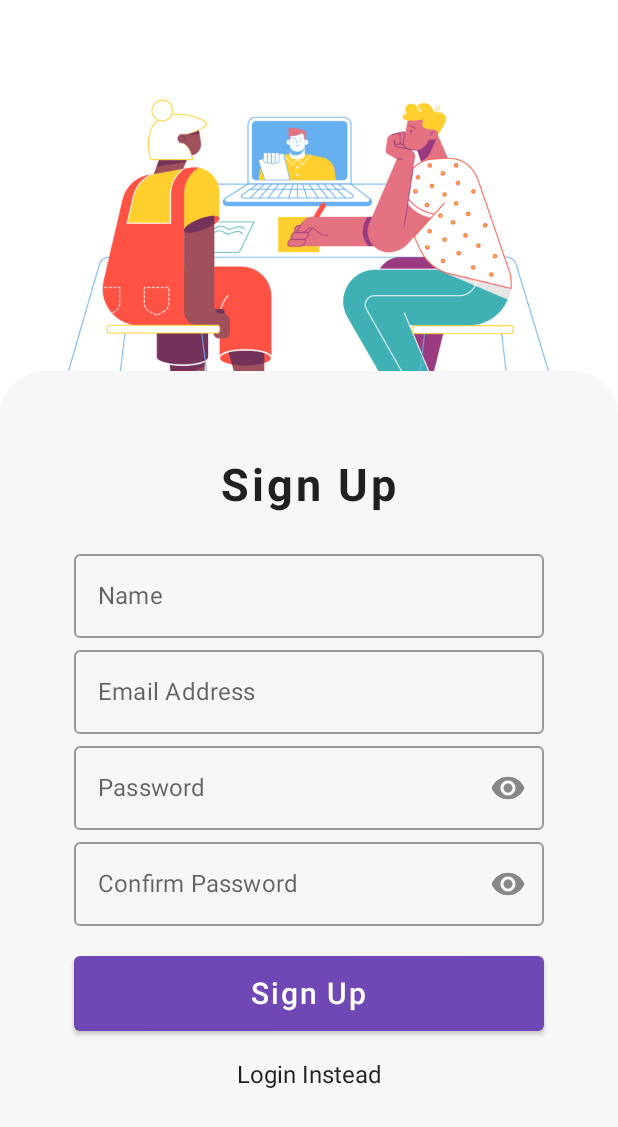
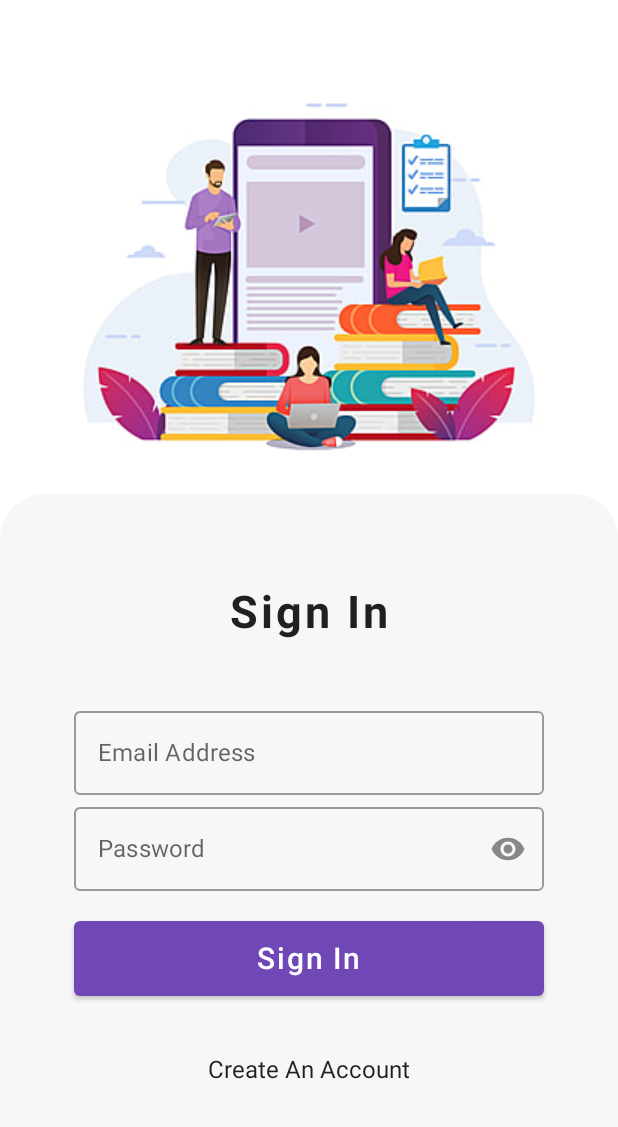
Before and after one commit to MohammedHsin/Supabase_Exploring, an Android app built with Jetpack Compose: the screen it shows after launch (MainActivity), after a tap on "Login Instead", on a phone screen of 412 x 824 dp. Shown: the top 1127 px of the screen. Run offline under Robolectric (Android 15) with nearby library versions, the phone set to English and light mode, and no system bars; our stand-ins replace Dagger/Hilt's generated code; libraries missing offline, so code that uses them is left out: io.github.jan.supabase.

Commit message:
set up the login screen along with its corresponding viewModel and state. set up the navigation logic

```diff
--- a/app/build.gradle
+++ b/app/build.gradle
@@ -83,6 +83,11 @@ dependencies {
     implementation "androidx.hilt:hilt-navigation-compose:1.1.0-alpha01"
 
 
+    // navigation
+    implementation "androidx.navigation:navigation-compose:2.5.3"
+
+
+
 
 
 
--- a/app/src/main/java/com/example/supabaseexploring/presentation/signup/UIState.kt
+++ b/app/src/main/java/com/example/supabaseexploring/common/UIState.kt
@@ -1,4 +1,4 @@
-package com.example.supabaseexploring.presentation.signup
+package com.example.supabaseexploring.common
 
 sealed class UIState {
     object Idle : UIState()
--- /dev/null
+++ b/app/src/main/java/com/example/supabaseexploring/presentation/login/LoginScreen.kt
@@ -0,0 +1,147 @@
+package com.example.supabaseexploring.presentation.login
+
+
+import androidx.compose.foundation.*
+import androidx.compose.foundation.layout.*
+import androidx.compose.foundation.shape.RoundedCornerShape
+import androidx.compose.material.*
+import androidx.compose.runtime.*
+import androidx.compose.ui.Alignment
+import androidx.compose.ui.Modifier
+import androidx.compose.ui.draw.clip
+import androidx.compose.ui.focus.FocusRequester
+import androidx.compose.ui.focus.focusRequester
+import androidx.compose.ui.graphics.Color
+import androidx.compose.ui.res.imageResource
+import androidx.compose.ui.res.painterResource
+import androidx.compose.ui.res.vectorResource
+import androidx.compose.ui.text.TextStyle
+import androidx.compose.ui.text.font.FontWeight
+import androidx.compose.ui.text.input.PasswordVisualTransformation
+import androidx.compose.ui.text.input.VisualTransformation
+import androidx.compose.ui.unit.TextUnit
+import androidx.compose.ui.unit.dp
+import androidx.compose.ui.unit.sp
+import androidx.hilt.navigation.compose.hiltViewModel
+import androidx.navigation.NavController
+import com.example.supabaseexploring.R
+import com.example.supabaseexploring.ui.theme.primaryColor
+import com.example.supabaseexploring.ui.theme.whiteBackground
+
+
+@Composable
+fun LoginPage(
+    navController: NavController,
+    viewModel: LoginViewModel = hiltViewModel()
+) {
+
+
+    val loginState by viewModel.loginState.collectAsState()
+    val loginUIState by viewModel.loginUIState.collectAsState()
+
+
+
+    val image = painterResource(id = R.drawable.login_image)
+
+
+    val passwordVisibility = remember { mutableStateOf(false) }
+    val focusRequester = remember { FocusRequester() }
+
+    Box(modifier = Modifier.fillMaxSize(), contentAlignment = Alignment.BottomCenter) {
+        Box(
+            modifier = Modifier
+                .fillMaxSize()
+                .background(Color.White), contentAlignment = Alignment.TopCenter
+        ) {
+            Image(painter = image, contentDescription = "")
+        }
+
+        Column(
+            horizontalAlignment = Alignment.CenterHorizontally,
+            verticalArrangement = Arrangement.Center,
+            modifier = Modifier
+                .fillMaxWidth()
+                .fillMaxHeight(0.60f)
+                .clip(RoundedCornerShape(topStart = 30.dp, topEnd = 30.dp))
+                .background(whiteBackground)
+                .padding(10.dp)
+                .verticalScroll(rememberScrollState())
+        ) {
+
+            Text(
+                text = "Sign In",
+                style = TextStyle(
+                    fontWeight = FontWeight.Bold,
+                    letterSpacing = 2.sp
+                ),
+                fontSize = 30.sp
+            )
+            Spacer(modifier = Modifier.padding(20.dp))
+            Column(horizontalAlignment = Alignment.CenterHorizontally) {
+                OutlinedTextField(
+                    value = loginState.email,
+                    onValueChange = { viewModel.onEmailChange(it) },
+                    label = { Text(text = "Email Address") },
+                    placeholder = { Text(text = "Email Address") },
+                    singleLine = true,
+                    modifier = Modifier.fillMaxWidth(0.8f),
+//                        onImeActionPerformed = { _, _ ->
+//                            focusRequester.requestFocus()
+//                        }
+                )
+
+                OutlinedTextField(
+                    value = loginState.password,
+                    onValueChange = {viewModel.onPasswordChange(it)},
+                    trailingIcon = {
+                        IconButton(onClick = {
+                            passwordVisibility.value = !passwordVisibility.value
+                        }) {
+                            Icon(
+                                painter = painterResource(id = R.drawable.password_eye),
+                                contentDescription = "",
+                                tint = if (passwordVisibility.value) primaryColor else Color.Gray
+                            )
+                        }
+                    },
+                    label = { Text("Password") },
+                    placeholder = { Text(text = "Password") },
+                    singleLine = true,
+                    visualTransformation = if (passwordVisibility.value) VisualTransformation.None
+                    else PasswordVisualTransformation(),
+                    modifier = Modifier
+                        .fillMaxWidth(0.8f)
+                        .focusRequester(focusRequester = focusRequester),
+//                        onImeActionPerformed = { _, controller ->
+//                            controller?.hideSoftwareKeyboard()
+//                        }
+
+                )
+
+                Spacer(modifier = Modifier.padding(10.dp))
+                Button(
+                    onClick = {},
+                    modifier = Modifier
+                        .fillMaxWidth(0.8f)
+                        .height(50.dp)
+                ) {
+                    Text(text = "Sign In", fontSize = 20.sp)
+                }
+
+                Spacer(modifier = Modifier.padding(20.dp))
+                Text(
+                    text = "Create An Account",
+                    modifier = Modifier.clickable(onClick = {
+                        navController.navigate("signup") {
+                            launchSingleTop = true
+                        }
+                    })
+                )
+                Spacer(modifier = Modifier.padding(20.dp))
+            }
+
+
+        }
+    }
+
+}
--- /dev/null
+++ b/app/src/main/java/com/example/supabaseexploring/presentation/login/LoginState.kt
@@ -0,0 +1,6 @@
+package com.example.supabaseexploring.presentation.login
+
+data class LoginState(
+    val email : String = "",
+    val password : String = ""
+)
--- /dev/null
+++ b/app/src/main/java/com/example/supabaseexploring/presentation/login/LoginViewModel.kt
@@ -0,0 +1,32 @@
+package com.example.supabaseexploring.presentation.login
+
+import androidx.lifecycle.ViewModel
+import com.example.supabaseexploring.common.UIState
+import dagger.hilt.android.lifecycle.HiltViewModel
+import kotlinx.coroutines.flow.MutableStateFlow
+import kotlinx.coroutines.flow.asStateFlow
+import javax.inject.Inject
+
+@HiltViewModel
+class LoginViewModel @Inject constructor() : ViewModel(){
+
+    private val _loginUIState = MutableStateFlow(UIState.Idle)
+    val loginUIState = _loginUIState.asStateFlow()
+
+    private val _loginState = MutableStateFlow(LoginState())
+    val loginState = _loginState.asStateFlow()
+
+
+
+    fun onEmailChange(newEmail : String){
+        _loginState.value = _loginState.value.copy(email = newEmail)
+    }
+
+    fun onPasswordChange(newPassword : String){
+        _loginState.value = _loginState.value.copy(password = newPassword)
+    }
+
+    fun onPerformLogin(userEmail : String , userPassword : String){
+        // todo login
+    }
+}
--- /dev/null
+++ b/app/src/main/java/com/example/supabaseexploring/presentation/navigation/MyApp.kt
@@ -0,0 +1,25 @@
+package com.example.supabaseexploring.presentation.navigation
+
+import androidx.compose.runtime.Composable
+import androidx.navigation.compose.NavHost
+import androidx.navigation.compose.composable
+import androidx.navigation.compose.rememberNavController
+import com.example.supabaseexploring.presentation.login.LoginPage
+import com.example.supabaseexploring.presentation.newLogin.SignupScreen
+
+
+@Composable
+fun MyApp(){
+
+    val navController = rememberNavController()
+
+    NavHost(navController = navController , startDestination = Screen.SignUp.route){
+        composable(Screen.SignUp.route){
+            SignupScreen(navController)
+        }
+
+        composable(Screen.Login.route){
+            LoginPage(navController = navController)
+        }
+    }
+}
--- /dev/null
+++ b/app/src/main/java/com/example/supabaseexploring/presentation/navigation/Screen.kt
@@ -0,0 +1,7 @@
+package com.example.supabaseexploring.presentation.navigation
+
+sealed class Screen(val route : String){
+
+    object Login : Screen("login")
+    object SignUp : Screen("signup")
+}
--- a/app/src/main/java/com/example/supabaseexploring/presentation/signup/Screen.kt
+++ /dev/null
@@ -1,6 +0,0 @@
-package com.example.supabaseexploring.presentation.signup
-
-sealed class Screen{
-    object Login : Screen()
-    object SignUp : Screen()
-}
--- a/app/src/main/java/com/example/supabaseexploring/presentation/signup/SignUpSceen.kt
+++ b/app/src/main/java/com/example/supabaseexploring/presentation/signup/SignUpSceen.kt
@@ -20,22 +20,23 @@ import androidx.compose.ui.text.input.VisualTransformation
 import androidx.compose.ui.unit.dp
 import androidx.compose.ui.unit.sp
 import androidx.hilt.navigation.compose.hiltViewModel
+import androidx.navigation.NavHostController
 import com.example.supabaseexploring.presentation.signup.SignupViewModel
-import com.example.supabaseexploring.presentation.signup.UIState
+import com.example.supabaseexploring.common.UIState
 import com.example.supabaseexploring.ui.theme.primaryColor
 import com.example.supabaseexploring.ui.theme.whiteBackground
 
 @Composable
-fun RegisterPage(
-//    navController: NavController
+fun SignupScreen(
+    navController: NavHostController,
 viewModel: SignupViewModel = hiltViewModel()
 ) {
 
-    val loginState by viewModel.loginState.collectAsState()
-    val loginUIState by viewModel.LoginUIState.collectAsState()
+    val signupState by viewModel.signupState.collectAsState()
+    val signupUIState by viewModel.signupUIState.collectAsState()
 
-    LaunchedEffect(key1 = loginUIState) {
-        when (loginUIState) {
+    LaunchedEffect(key1 = signupUIState) {
+        when (signupUIState) {
 
             is UIState.Idle ->{
                 Log.d("hello", "nothing ..")
@@ -48,18 +49,12 @@ viewModel: SignupViewModel = hiltViewModel()
                 Log.d("hello", "Loading ...")
             }
             is UIState.Error ->{
-                Log.d("hello", (loginUIState as UIState.Error).message.toString())
+                Log.d("hello", (signupUIState as UIState.Error).message.toString())
             }
         }
     }
 
     val image = painterResource(id = R.drawable.register_page)
-
-    val nameValue = remember { mutableStateOf("") }
-//    val emailValue = remember { mutableStateOf("") }
-    val phoneValue = remember { mutableStateOf("") }
-//    val passwordValue = remember { mutableStateOf("") }
-    val confirmPasswordValue = remember { mutableStateOf("") }
 
     val passwordVisibility = remember { mutableStateOf(false) }
     val confirmPasswordVisibility = remember { mutableStateOf(false) }
@@ -98,16 +93,16 @@ viewModel: SignupViewModel = hiltViewModel()
                 Spacer(modifier = Modifier.padding(10.dp))
                 Column(horizontalAlignment = Alignment.CenterHorizontally) {
                     OutlinedTextField(
-                        value = nameValue.value,
-                        onValueChange = { nameValue.value = it },
-                        label = { Text(text = "Name") },
-                        placeholder = { Text(text = "Name") },
+                        value = signupState.username,
+                        onValueChange = { viewModel.onUsernameChange(it) },
+                        label = { Text(text = "Username") },
+                        placeholder = { Text(text = "Username") },
                         singleLine = true,
                         modifier = Modifier.fillMaxWidth(0.8f)
                     )
 
                     OutlinedTextField(
-                        value = loginState.email,
+                        value = signupState.email,
                         onValueChange = {viewModel.onEmailChange(it)},
                         label = { Text(text = "Email Address") },
                         placeholder = { Text(text = "Email Address") },
@@ -118,7 +113,7 @@ viewModel: SignupViewModel = hiltViewModel()
 
 
                     OutlinedTextField(
-                        value = loginState.password,
+                        value = signupState.password,
                         onValueChange = { viewModel.onPasswordChange(it) },
                         label = { Text(text = "Password") },
                         placeholder = { Text(text = "Password") },
@@ -139,8 +134,8 @@ viewModel: SignupViewModel = hiltViewModel()
                     )
 
                     OutlinedTextField(
-                        value = confirmPasswordValue.value,
-                        onValueChange = { confirmPasswordValue.value = it },
+                        value = signupState.confirmPassword,
+                        onValueChange = { viewModel.onConfirmPasswordChange(it) },
                         label = { Text(text = "Confirm Password") },
                         placeholder = { Text(text = "Confirm Password") },
                         singleLine = true,
@@ -161,9 +156,9 @@ viewModel: SignupViewModel = hiltViewModel()
                     )
                     Spacer(modifier = Modifier.padding(10.dp))
                     Button(onClick = {
-                                     viewModel.performSignUp(loginState.email,
-                                     loginState.username,
-                                     loginState.password)
+                                     viewModel.performSignUp(signupState.email,
+                                     signupState.username,
+                                     signupState.password)
                     }, modifier = Modifier
                         .fillMaxWidth(0.8f)
                         .height(50.dp)) {
@@ -173,10 +168,12 @@ viewModel: SignupViewModel = hiltViewModel()
                     Text(
                         text = "Login Instead",
                         modifier = Modifier.clickable(onClick = {
-//                            navController.navigate("login_page"){
-//                                popUpTo = navController.graph.startDestination
-//                                launchSingleTop = true
-//                            }
+
+                            navController.navigate("login"){
+                                launchSingleTop = true
+                            }
+
+
                         }
                         )
                     )
--- a/app/src/main/java/com/example/supabaseexploring/presentation/signup/SignupState.kt
+++ b/app/src/main/java/com/example/supabaseexploring/presentation/signup/SignupState.kt
@@ -3,6 +3,6 @@ package com.example.supabaseexploring.presentation.signup
 data class SignupState(
     val username : String = "",
     val password : String = "",
+    val confirmPassword : String = "",
     val email : String = "",
-    val login :Boolean = true
 )
--- a/app/src/main/java/com/example/supabaseexploring/presentation/signup/SignupViewModel.kt
+++ b/app/src/main/java/com/example/supabaseexploring/presentation/signup/SignupViewModel.kt
@@ -3,6 +3,7 @@ package com.example.supabaseexploring.presentation.signup
 import androidx.lifecycle.ViewModel
 import androidx.lifecycle.viewModelScope
 import com.example.supabaseexploring.common.Resource
+import com.example.supabaseexploring.common.UIState
 import com.example.supabaseexploring.data.repository.SignupRepo
 import dagger.hilt.android.lifecycle.HiltViewModel
 import kotlinx.coroutines.flow.*
@@ -12,38 +13,33 @@ import javax.inject.Inject
 class SignupViewModel @Inject constructor(
     private val signupRepo: SignupRepo
 ) : ViewModel(){
-    private val _LoginUIState = MutableStateFlow<UIState>(UIState.Idle)
-    val LoginUIState = _LoginUIState.asStateFlow()
+    private val _signupUIState = MutableStateFlow<UIState>(UIState.Idle)
+    val signupUIState = _signupUIState.asStateFlow()
 
 
-    private val _loginState = MutableStateFlow<SignupState>(SignupState())
-    val loginState = _loginState.asStateFlow()
+    private val _singupState = MutableStateFlow<SignupState>(SignupState())
+    val signupState = _singupState.asStateFlow()
 
 
     fun onUsernameChange(newUsername : String){
-        _loginState.value = _loginState.value.copy(username = newUsername)
+        _singupState.value = _singupState.value.copy(username = newUsername)
     }
 
     fun onEmailChange(newEmail : String){
-        _loginState.value = _loginState.value.copy(email = newEmail)
+        _singupState.value = _singupState.value.copy(email = newEmail)
     }
 
     fun onPasswordChange(newPassword : String){
-        _loginState.value = _loginState.value.copy(password = newPassword)
+        _singupState.value = _singupState.value.copy(password = newPassword)
     }
 
-    fun onLoginChange(){
-        _loginState.value = _loginState.value.copy(
-            login = !_loginState.value.login
-        )
+    fun onConfirmPasswordChange(newPassword : String){
+        _singupState.value = _singupState.value.copy(confirmPassword = newPassword)
     }
 
 
 
 
-    fun performLogin(userEmail : String , userPassword : String){
-        //todo
-    }
 
 
 
@@ -54,16 +50,16 @@ class SignupViewModel @Inject constructor(
            signupRepo(userEmail , userPassword).onEach {result->
                when(result){
                    is Resource.Error->{
-                       _LoginUIState.value = UIState.Error(result.message)
+                       _signupUIState.value = UIState.Error(result.message)
                    }
                    is Resource.Loading->{
-                       _LoginUIState.value = UIState.Loading
+                       _signupUIState.value = UIState.Loading
                    }
                    is Resource.Success->{
-                       _LoginUIState.value = UIState.Success(result.data)
+                       _signupUIState.value = UIState.Success(result.data)
                    }
                }
-           }.launchIn(viewModelScope)
+           }.launchIn(viewModelScope) // do not forget to add this in the login viewmodel as well !!!!!!!!!!!!!!!!!!!!!!!!
 
 
     }
--- a/app/src/main/java/com/example/supabaseexploring/ui/MainActivity.kt
+++ b/app/src/main/java/com/example/supabaseexploring/ui/MainActivity.kt
@@ -7,7 +7,8 @@ import androidx.compose.foundation.layout.fillMaxSize
 import androidx.compose.material.MaterialTheme
 import androidx.compose.material.Surface
 import androidx.compose.ui.Modifier
-import com.example.supabaseexploring.presentation.newLogin.RegisterPage
+import com.example.supabaseexploring.presentation.navigation.MyApp
+import com.example.supabaseexploring.presentation.newLogin.SignupScreen
 import com.example.supabaseexploring.ui.theme.SupabaseExploringTheme
 import dagger.hilt.android.AndroidEntryPoint
 
@@ -17,7 +18,6 @@ class MainActivity : ComponentActivity() {
     override fun onCreate(savedInstanceState: Bundle?) {
         super.onCreate(savedInstanceState)
 
-
         setContent {
             SupabaseExploringTheme {
                 // A surface container using the 'background' color from the theme
@@ -25,8 +25,7 @@ class MainActivity : ComponentActivity() {
                     modifier = Modifier.fillMaxSize(),
                     color = MaterialTheme.colors.background
                 ) {
-
-                    RegisterPage()
+                    MyApp()
                 }
             }
         }
```
